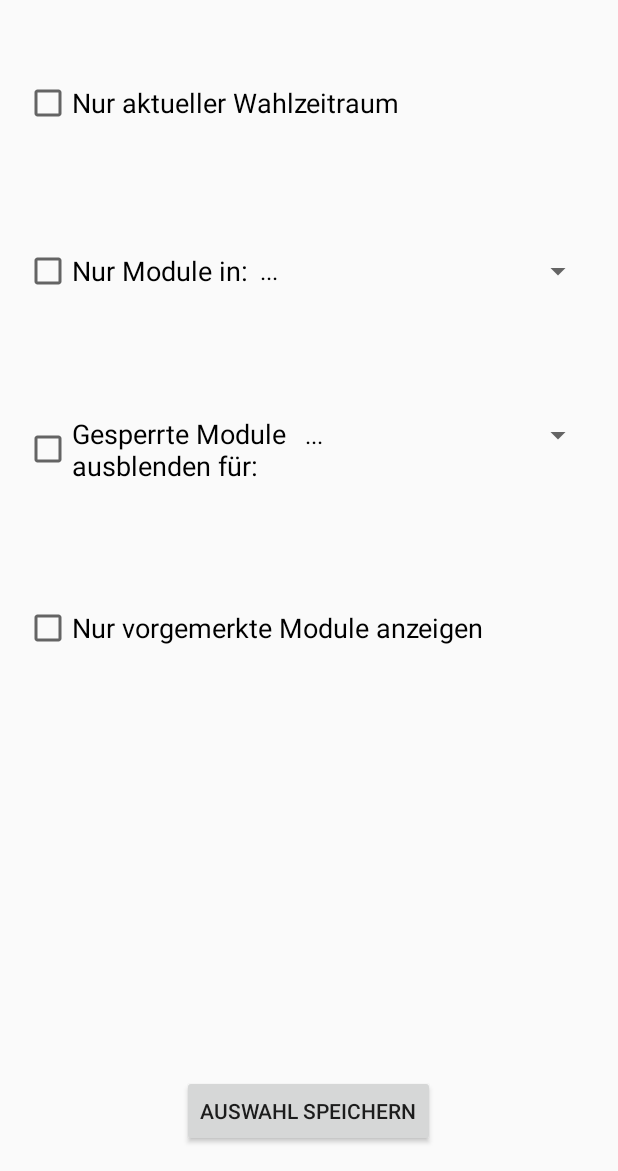
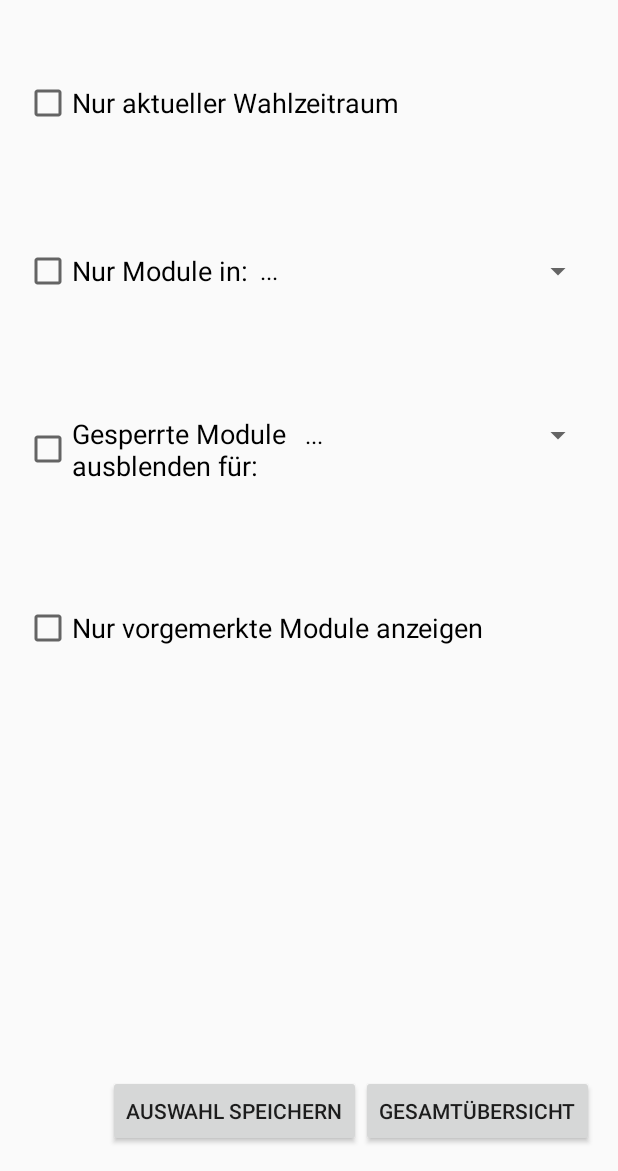
Before and after one commit to MaxMay1994/fhws-awpm-android, an Android app: the FilterActivity screen opened directly, with no data from a screen before it, on a phone screen of 412 x 824 dp, the part 65-1236 px from its top. Run offline under Robolectric (Android 15) with nearby library versions, the phone set to English and light mode, and no system bars.

Commit message:
new Method implemented to join lists while filtering new Button in FilterActivity to return to general View and all Modules

```diff
--- a/app/src/main/java/prog4_projekt/awpm_android/activities/FilterActivity.java
+++ b/app/src/main/java/prog4_projekt/awpm_android/activities/FilterActivity.java
@@ -25,7 +25,7 @@ public class FilterActivity extends AppCompatActivity {
     boolean selectState;
     int nothingSelected1, nothingSelected2, nothingSelected3, nothingSelected4;
     CheckBox wahlZeitraum, location, blockedFor, favoredModules;
-    Button returnFromFilter;
+    Button returnFromFilter, resetFilter;
     Spinner spinnerFilter1, spinnerFilter2;
     TextView toolText;
 
@@ -47,7 +47,7 @@ public class FilterActivity extends AppCompatActivity {
                     wahlZeitraumID = "wahlZeitraum";
                 }
                 else{
-                    wahlZeitraumID = null;
+                    wahlZeitraumID = "null";
                     nothingSelected1 = 0;
                 }
             }
@@ -59,7 +59,7 @@ public class FilterActivity extends AppCompatActivity {
                     favoredModulesID = "favoredModules";
                 }
                 else{
-                    favoredModulesID = null;
+                    favoredModulesID = "null";
                     nothingSelected2 = 0;
                 }
             }
@@ -83,7 +83,6 @@ public class FilterActivity extends AppCompatActivity {
                     }
                 } else {
                     location.setChecked(false);
-                    nothingSelected3 = 0;
                 }
 
             }
@@ -91,7 +90,7 @@ public class FilterActivity extends AppCompatActivity {
             @Override
             public void onNothingSelected(AdapterView<?> parent) {
                 location.setChecked(false);
-                locationID = null;
+                locationID = "";
                 nothingSelected3 = 0;
             }
         });
@@ -113,28 +112,38 @@ public class FilterActivity extends AppCompatActivity {
                     }
                 } else {
                     blockedFor.setChecked(false);
-                    nothingSelected4 = 0;
                 }
             }
 
             @Override
             public void onNothingSelected(AdapterView<?> parent) {
                 blockedFor.setChecked(false);
-                blockedForID = null;
+                blockedForID = "null";
                 nothingSelected4 = 0;
             }
         });
         if(nothingSelected1 == 0 && nothingSelected2 == 0 && nothingSelected3 == 0 && nothingSelected4 == 0)selectState = false;
         returnFromFilter = (Button) findViewById(R.id.return_filter);
+        resetFilter = (Button) findViewById(R.id.reset_filter);
+        resetFilter.setOnClickListener(new View.OnClickListener() {
+            @Override
+            public void onClick(View v) {
+                setResult(Activity.RESULT_CANCELED);
+                finish();
+            }
+        });
+
         returnFromFilter.setOnClickListener(new View.OnClickListener() {
             @Override
             public void onClick(View v) {
-                Intent returnIntent = getIntent();
-                String[] returnFilter = new String[]{wahlZeitraumID, locationID, blockedForID, favoredModulesID};
-                returnIntent.putExtra("returnData", returnFilter);
-                returnIntent.putExtra("returnNothing", selectState);
-                setResult(Activity.RESULT_OK, returnIntent);
-                finish();
+
+                    Intent returnIntent = getIntent();
+                    String[] returnFilter = new String[]{wahlZeitraumID, locationID, blockedForID, favoredModulesID};
+                    returnIntent.putExtra("returnData", returnFilter);
+                    setResult(Activity.RESULT_OK, returnIntent);
+                    finish();
+
+
             }
         });
 
--- a/app/src/main/res/layout/activity_filter2.xml
+++ b/app/src/main/res/layout/activity_filter2.xml
@@ -100,6 +100,16 @@
         android:text="@string/filterButtonSpeichern"
         android:id="@+id/return_filter"
         android:layout_alignParentBottom="true"
-        android:layout_centerHorizontal="true" />
+        android:layout_toLeftOf="@+id/reset_filter"
+        android:layout_toStartOf="@+id/reset_filter" />
+    <Button
+        android:layout_width="wrap_content"
+        android:layout_height="wrap_content"
+        android:text="@string/filterButtonReset"
+        android:id="@+id/reset_filter"
+        android:layout_alignParentBottom="true"
+        android:layout_alignParentRight="true"
+        android:layout_alignParentEnd="true" />
+
 
 </RelativeLayout>
--- a/app/src/main/res/values/strings.xml
+++ b/app/src/main/res/values/strings.xml
@@ -154,6 +154,7 @@
 
     //filter button
     <string name="filterButtonSpeichern">Auswahl speichern</string>
+    <string name="filterButtonReset">Gesamtübersicht</string>
 
     //fragmentCourses button
     <string name="fragmentCoursesButton">Module Filtern</string>
--- a/build.gradle
+++ b/build.gradle
@@ -5,7 +5,7 @@ buildscript {
         jcenter()
     }
     dependencies {
-        classpath 'com.android.tools.build:gradle:2.1.0'
+        classpath 'com.android.tools.build:gradle:2.1.2'
         classpath 'com.google.gms:google-services:2.0.0-alpha6'
         // NOTE: Do not place your application dependencies here; they belong
         // in the individual module build.gradle files
```
Also changed, not shown: app/src/main/java/prog4_projekt/awpm_android/fragmente/FragmentCourses.java (+26 -17 lines), 2 other files.
